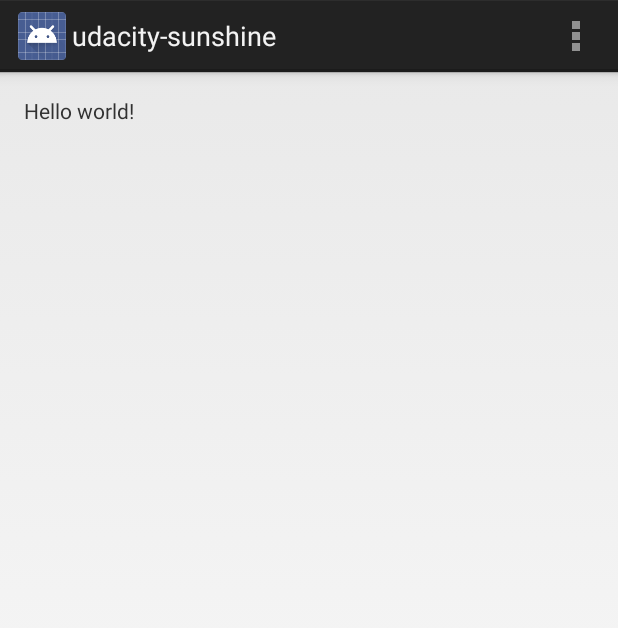
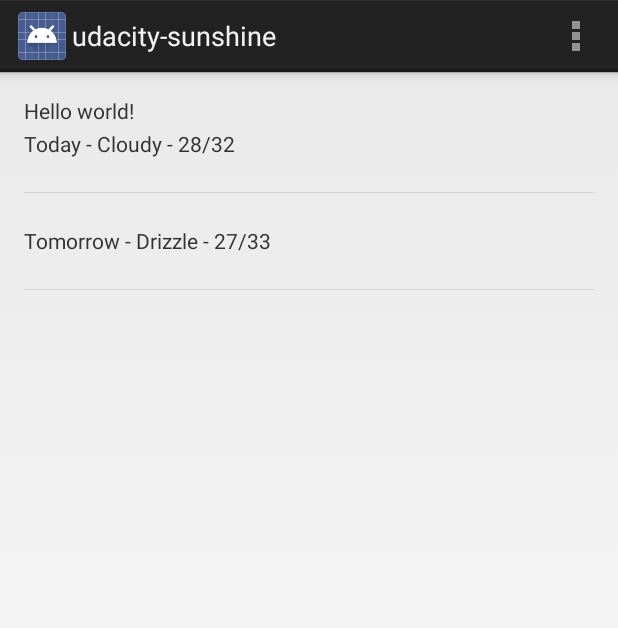
Before and after one commit to ravindraved/android_udacity-sunshine, an Android app: the screen it shows after launch (MainActivity), on a phone screen of 412 x 824 dp. Shown: the top 628 px of the screen. Run offline under Robolectric (Android 15) with nearby library versions, the phone set to English and light mode, and no system bars.

```diff
--- a/app/src/main/java/tutorials/udacity/android/sl/ravived/in/udacity_sunshine/MainActivity.java
+++ b/app/src/main/java/tutorials/udacity/android/sl/ravived/in/udacity_sunshine/MainActivity.java
@@ -3,6 +3,7 @@ package tutorials.udacity.android.sl.ravived.in.udacity_sunshine;
 import android.app.Activity;
 import android.app.ActionBar;
 import android.app.Fragment;
+import android.content.Context;
 import android.os.Bundle;
 import android.view.LayoutInflater;
 import android.view.Menu;
@@ -10,6 +11,12 @@ import android.view.MenuItem;
 import android.view.View;
 import android.view.ViewGroup;
 import android.os.Build;
+import android.widget.ArrayAdapter;
+import android.widget.ListView;
+
+import java.util.ArrayList;
+import java.util.Arrays;
+import java.util.List;
 
 
 public class MainActivity extends Activity {
@@ -57,6 +64,40 @@ public class MainActivity extends Activity {
         public View onCreateView(LayoutInflater inflater, ViewGroup container,
                                  Bundle savedInstanceState) {
             View rootView = inflater.inflate(R.layout.fragment_main, container, false);
+
+            //once view for the Fragment is created ..
+
+            String[] weatherForecastList = {
+
+                    "Today - Cloudy - 28/32",
+                    "Tomorrow - Drizzle - 27/33"
+
+            };
+
+            List<String> weekForecast = new ArrayList<String>(Arrays.asList(weatherForecastList));
+
+            Context context = getActivity().getApplicationContext();
+
+            ArrayAdapter<String> mForecastAdapter = new ArrayAdapter<String>(
+                    //current context
+                    getActivity(),
+                    // id of list item layout
+                    R.layout.list_item_forecast,
+                    //id of text view to populate layout
+                    R.id.list_item_forecast_textview,
+                    //Forecast Data
+                    weatherForecastList
+            );
+
+            ListView listView = (ListView) rootView.findViewById(
+                    R.id.listview_forecast);
+            listView.setAdapter(mForecastAdapter);
+
+
+
+
+
+
             return rootView;
         }
     }
--- a/app/src/main/res/layout/fragment_main.xml
+++ b/app/src/main/res/layout/fragment_main.xml
@@ -21,7 +21,7 @@
     <ListView
         android:layout_width="match_parent"
         android:layout_height="match_parent"
-        android:id="@+id/list_view_forecast">
+        android:id="@+id/listview_forecast">
 
     </ListView>
 
```
